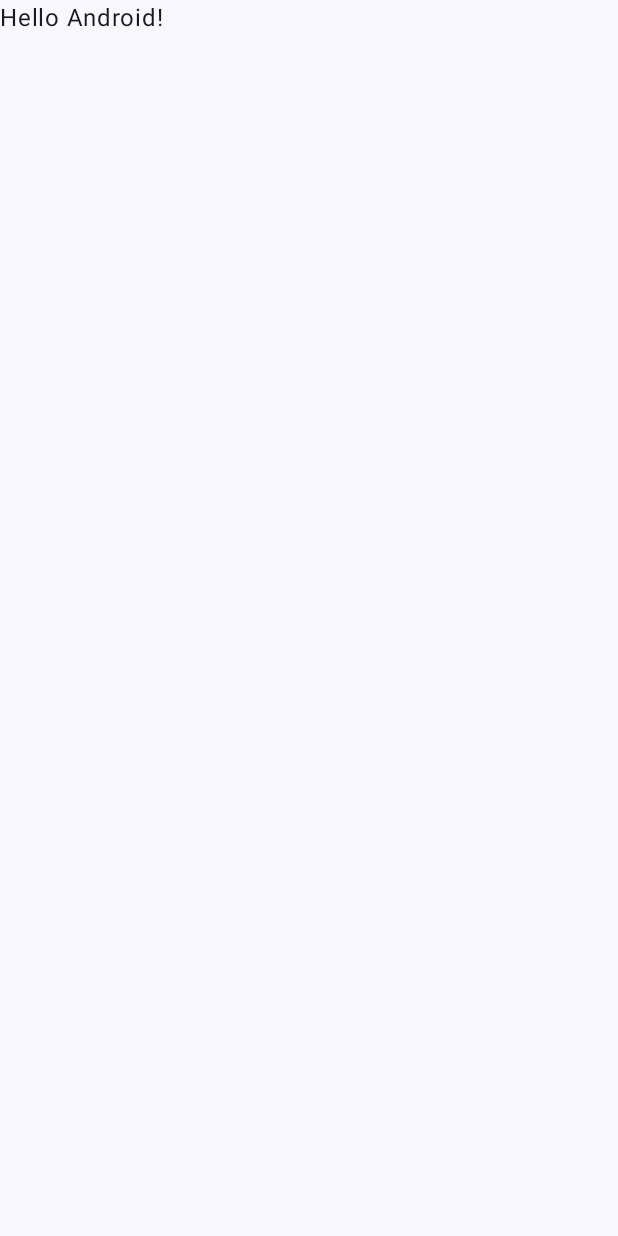
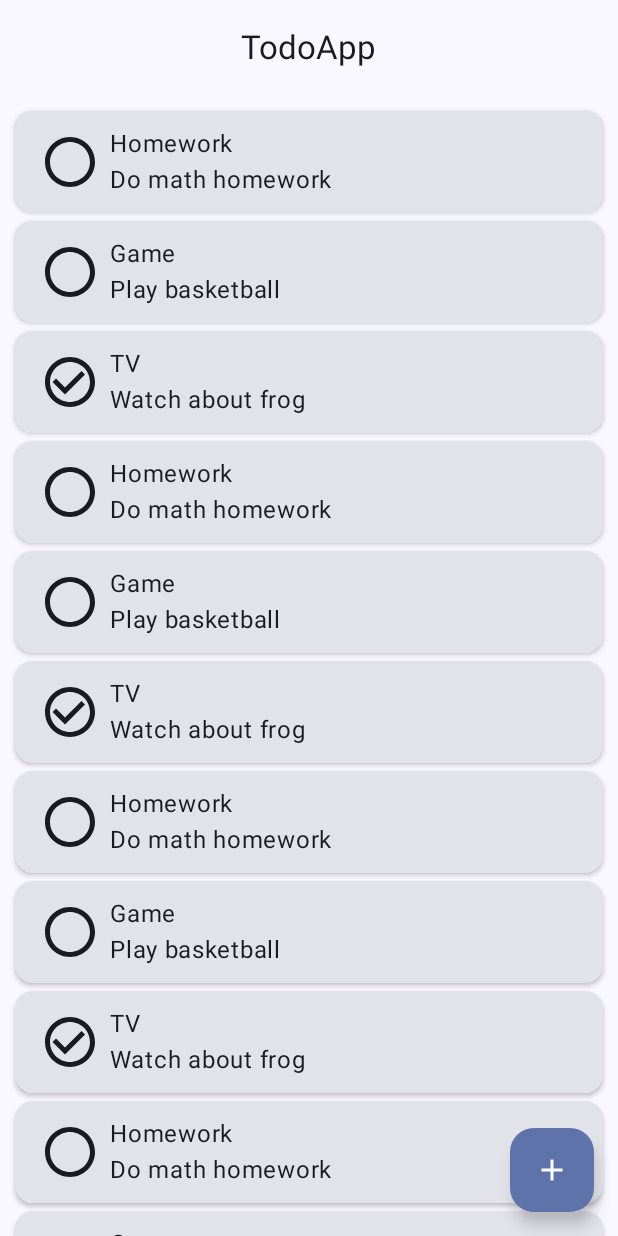
Before and after one commit to Yur4Arkhipov/TodoApp, an Android app built with Jetpack Compose: the screen it shows after launch (MainActivity), on a phone screen of 412 x 824 dp. Before the commit the screen is almost empty. Run offline under Robolectric (Android 15) with nearby library versions, the phone set to English and light mode, and no system bars.

Commit message:
Add view model for home screen

```diff
--- a/app/build.gradle.kts
+++ b/app/build.gradle.kts
@@ -6,7 +6,7 @@ plugins {
 
 android {
     namespace = "com.example.todoapp"
-    compileSdk = 34
+    compileSdk = 35
 
     defaultConfig {
         applicationId = "com.example.todoapp"
@@ -49,6 +49,7 @@ dependencies {
     implementation(libs.androidx.ui.graphics)
     implementation(libs.androidx.ui.tooling.preview)
     implementation(libs.androidx.material3)
+    implementation(libs.androidx.lifecycle.viewmodel.compose)
     testImplementation(libs.junit)
     androidTestImplementation(libs.androidx.junit)
     androidTestImplementation(libs.androidx.espresso.core)
--- a/app/src/main/java/com/example/todoapp/MainActivity.kt
+++ b/app/src/main/java/com/example/todoapp/MainActivity.kt
@@ -11,6 +11,7 @@ import androidx.compose.material3.Text
 import androidx.compose.runtime.Composable
 import androidx.compose.ui.Modifier
 import androidx.compose.ui.tooling.preview.Preview
+import com.example.todoapp.ui.HomeScreen
 import com.example.todoapp.ui.theme.TodoAppTheme
 
 class MainActivity : ComponentActivity() {
@@ -19,29 +20,15 @@ class MainActivity : ComponentActivity() {
         enableEdgeToEdge()
         setContent {
             TodoAppTheme {
-                Scaffold(modifier = Modifier.fillMaxSize()) { innerPadding ->
-                    Greeting(
-                        name = "Android",
-                        modifier = Modifier.padding(innerPadding)
-                    )
-                }
+                HomeScreen()
             }
         }
     }
 }
-
-@Composable
-fun Greeting(name: String, modifier: Modifier = Modifier) {
-    Text(
-        text = "Hello $name!",
-        modifier = modifier
-    )
-}
-
 @Preview(showBackground = true)
 @Composable
 fun GreetingPreview() {
     TodoAppTheme {
-        Greeting("Android")
+        HomeScreen()
     }
 }
--- /dev/null
+++ b/app/src/main/java/com/example/todoapp/navigation/NavigationDestination.kt
@@ -0,0 +1,6 @@
+package com.example.todoapp.navigation
+
+interface NavigationDestination {
+    val route: String
+    val titleRes: Int
+}
--- /dev/null
+++ b/app/src/main/java/com/example/todoapp/ui/HomeScreen.kt
@@ -0,0 +1,199 @@
+package com.example.todoapp.ui
+
+import android.annotation.SuppressLint
+import androidx.compose.foundation.layout.Arrangement
+import androidx.compose.foundation.layout.Column
+import androidx.compose.foundation.layout.PaddingValues
+import androidx.compose.foundation.layout.Row
+import androidx.compose.foundation.layout.fillMaxWidth
+import androidx.compose.foundation.layout.padding
+import androidx.compose.foundation.layout.size
+import androidx.compose.foundation.lazy.LazyColumn
+import androidx.compose.foundation.lazy.items
+import androidx.compose.material.icons.Icons
+import androidx.compose.material.icons.filled.Add
+import androidx.compose.material3.Card
+import androidx.compose.material3.CardDefaults
+import androidx.compose.material3.CenterAlignedTopAppBar
+import androidx.compose.material3.ExperimentalMaterial3Api
+import androidx.compose.material3.FloatingActionButton
+import androidx.compose.material3.Icon
+import androidx.compose.material3.MaterialTheme
+import androidx.compose.material3.Scaffold
+import androidx.compose.material3.Text
+import androidx.compose.material3.TopAppBar
+import androidx.compose.material3.TopAppBarDefaults
+import androidx.compose.material3.TopAppBarDefaults.topAppBarColors
+import androidx.compose.material3.TopAppBarScrollBehavior
+import androidx.compose.runtime.Composable
+import androidx.compose.runtime.collectAsState
+import androidx.compose.runtime.getValue
+import androidx.compose.ui.Alignment
+import androidx.compose.ui.Modifier
+import androidx.compose.ui.res.painterResource
+import androidx.compose.ui.res.stringResource
+import androidx.compose.ui.tooling.preview.Preview
+import androidx.compose.ui.unit.dp
+import androidx.lifecycle.ViewModel
+import androidx.lifecycle.viewmodel.compose.viewModel
+import com.example.todoapp.R
+import com.example.todoapp.navigation.NavigationDestination
+import com.example.todoapp.ui.theme.TodoAppTheme
+
+
+data class Task(
+    val id: Int = 0,
+    val title: String,
+    val description: String,
+    val isCompleted: Boolean
+)
+
+object HomeDestination : NavigationDestination {
+    override val route = "home"
+    override val titleRes = R.string.app_name
+}
+
+@Composable
+@OptIn(ExperimentalMaterial3Api::class)
+fun HomeScreen(
+    homeViewModel: HomeViewModel = viewModel(),
+    modifier: Modifier = Modifier
+) {
+    val scrollBehavior = TopAppBarDefaults.enterAlwaysScrollBehavior()
+    val homeUiState by homeViewModel.uiState.collectAsState()
+
+    Scaffold(
+        topBar = {
+            TopAppBar(
+                title = stringResource(HomeDestination.titleRes),
+                scrollBehavior = scrollBehavior
+            )
+        },
+        floatingActionButton = {
+            FloatingActionButton(onClick = { TODO() }) {
+                Icon(Icons.Default.Add, contentDescription = null)
+            }
+        }
+    ) { innerPadding ->
+        Column(
+            modifier = Modifier.padding(innerPadding),
+        ) {
+            TaskList(
+                taskList = homeUiState.taskList
+            )
+        }
+    }
+}
+
+@OptIn(ExperimentalMaterial3Api::class)
+@Composable
+fun TopAppBar(
+    title: String,
+    scrollBehavior: TopAppBarScrollBehavior? = null,
+    modifier: Modifier = Modifier
+) {
+    CenterAlignedTopAppBar(
+        title = { Text(title) },
+        modifier = modifier,
+        scrollBehavior = scrollBehavior,
+//        navigationIcon = {
+//            TODO()
+//        }
+    )
+}
+
+@Composable
+fun TaskList(
+    taskList: List<Task>,
+    modifier: Modifier = Modifier
+) {
+    LazyColumn(
+        contentPadding = PaddingValues(10.dp),
+        verticalArrangement = Arrangement.spacedBy(5.dp)
+    ) {
+        items(taskList) { task ->
+            TaskItem(task)
+        }
+    }
+}
+
+@Composable
+private fun TaskItem(
+    item: Task,
+    modifier: Modifier = Modifier
+) {
+    Card(
+        modifier = modifier,
+        elevation = CardDefaults.cardElevation(defaultElevation = 2.dp)
+    ) {
+        Row(
+            modifier = Modifier
+                .fillMaxWidth()
+                .padding(10.dp),
+        ) {
+            Icon(
+                painter = if (item.isCompleted) {
+                    painterResource(R.drawable.task_complete)
+                } else {
+                    painterResource(R.drawable.task_not_complete)
+                },
+                contentDescription = null,
+                modifier = Modifier
+                    .weight(1f)
+                    .align(Alignment.CenterVertically)
+                    .size(40.dp)
+            )
+            Column(
+                modifier = Modifier.weight(6f)
+            ) {
+                Text(
+                    text = item.title
+                )
+                Text(
+                    text = item.description,
+                )
+            }
+        }
+    }
+}
+
+@Preview(
+    showSystemUi = true
+)
+@Composable
+fun PreviewHomeScreen() {
+    TodoAppTheme {
+        HomeScreen()
+    }
+}
+
+/*@Preview(showBackground = true)
+@Composable
+fun HomeBodyEmptyListPreview() {
+    MVVMTodoAppTheme {
+        HomeBody(listOf(), onItemClick = {})
+    }
+}*/
+
+@Preview
+@Composable
+fun PreviewTodoItem() {
+    TodoAppTheme {
+        TaskItem(Task(1, "Homework", "Do math homework", true))
+    }
+}
+
+@Preview(showBackground = true)
+@Composable
+fun TaskListPreview() {
+    TodoAppTheme() {
+        TaskList(
+            listOf(
+                Task(1, "Homework", "Do math homework", false),
+                Task(2, "Game", "Play basketball", false),
+                Task(3, "TV", "Watch about frog", true)
+            ),
+//            onItemClick = {}
+        )
+    }
+}
--- /dev/null
+++ b/app/src/main/java/com/example/todoapp/ui/HomeViewModel.kt
@@ -0,0 +1,34 @@
+package com.example.todoapp.ui
+
+import androidx.lifecycle.ViewModel
+import kotlinx.coroutines.flow.MutableStateFlow
+import kotlinx.coroutines.flow.StateFlow
+import kotlinx.coroutines.flow.asStateFlow
+
+data class HomeUiState(
+    val taskList: List<Task> = listOf()
+)
+
+class HomeViewModel : ViewModel() {
+    private val _uiState = MutableStateFlow(HomeUiState())
+    val uiState: StateFlow<HomeUiState> = _uiState.asStateFlow()
+
+    init {
+        _uiState.value = HomeUiState(
+            taskList = listOf(
+                Task(1, "Homework", "Do math homework", false),
+                Task(2, "Game", "Play basketball", false),
+                Task(3, "TV", "Watch about frog", true),
+                Task(4, "Homework", "Do math homework", false),
+                Task(5, "Game", "Play basketball", false),
+                Task(6, "TV", "Watch about frog", true),
+                Task(7, "Homework", "Do math homework", false),
+                Task(8, "Game", "Play basketball", false),
+                Task(9, "TV", "Watch about frog", true),
+                Task(10, "Homework", "Do math homework", false),
+                Task(11, "Game", "Play basketball", false),
+                Task(12, "TV", "Watch about frog", true),
+            )
+        )
+    }
+}
--- /dev/null
+++ b/app/src/main/res/drawable/task_complete.xml
@@ -0,0 +1,5 @@
+<vector xmlns:android="http://schemas.android.com/apk/res/android" android:height="24dp" android:tint="#000000" android:viewportHeight="24" android:viewportWidth="24" android:width="24dp">
+
+    <path android:fillColor="@android:color/white" android:pathData="M16.59,7.58L10,14.17l-3.59,-3.58L5,12l5,5 8,-8zM12,2C6.48,2 2,6.48 2,12s4.48,10 10,10 10,-4.48 10,-10S17.52,2 12,2zM12,20c-4.42,0 -8,-3.58 -8,-8s3.58,-8 8,-8 8,3.58 8,8 -3.58,8 -8,8z"/>
+
+</vector>
--- /dev/null
+++ b/app/src/main/res/drawable/task_not_complete.xml
@@ -0,0 +1,5 @@
+<vector xmlns:android="http://schemas.android.com/apk/res/android" android:height="24dp" android:tint="#000000" android:viewportHeight="24" android:viewportWidth="24" android:width="24dp">
+
+    <path android:fillColor="@android:color/white" android:pathData="M12,2C6.47,2 2,6.47 2,12c0,5.53 4.47,10 10,10s10,-4.47 10,-10C22,6.47 17.53,2 12,2zM12,20c-4.42,0 -8,-3.58 -8,-8c0,-4.42 3.58,-8 8,-8s8,3.58 8,8C20,16.42 16.42,20 12,20z"/>
+
+</vector>
--- a/gradle/libs.versions.toml
+++ b/gradle/libs.versions.toml
@@ -11,6 +11,7 @@ composeBom = "2024.04.01"
 
 [libraries]
 androidx-core-ktx = { group = "androidx.core", name = "core-ktx", version.ref = "coreKtx" }
+androidx-lifecycle-viewmodel-compose = { module = "androidx.lifecycle:lifecycle-viewmodel-compose", version.ref = "lifecycleRuntimeKtx" }
 junit = { group = "junit", name = "junit", version.ref = "junit" }
 androidx-junit = { group = "androidx.test.ext", name = "junit", version.ref = "junitVersion" }
 androidx-espresso-core = { group = "androidx.test.espresso", name = "espresso-core", version.ref = "espressoCore" }
```
